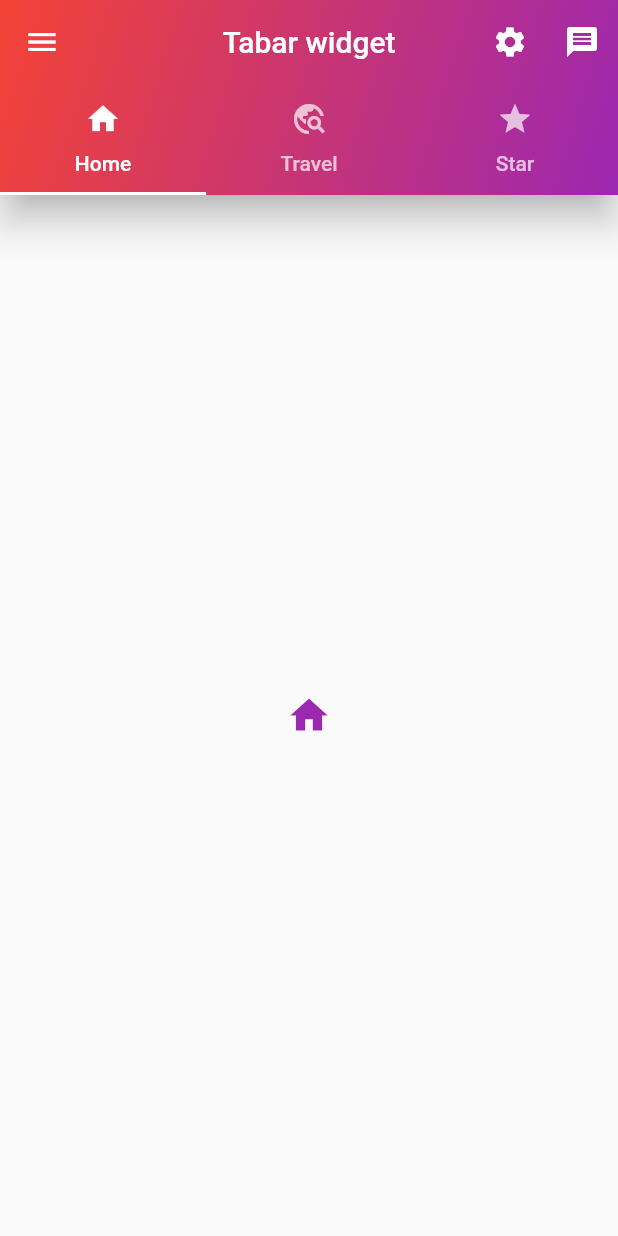
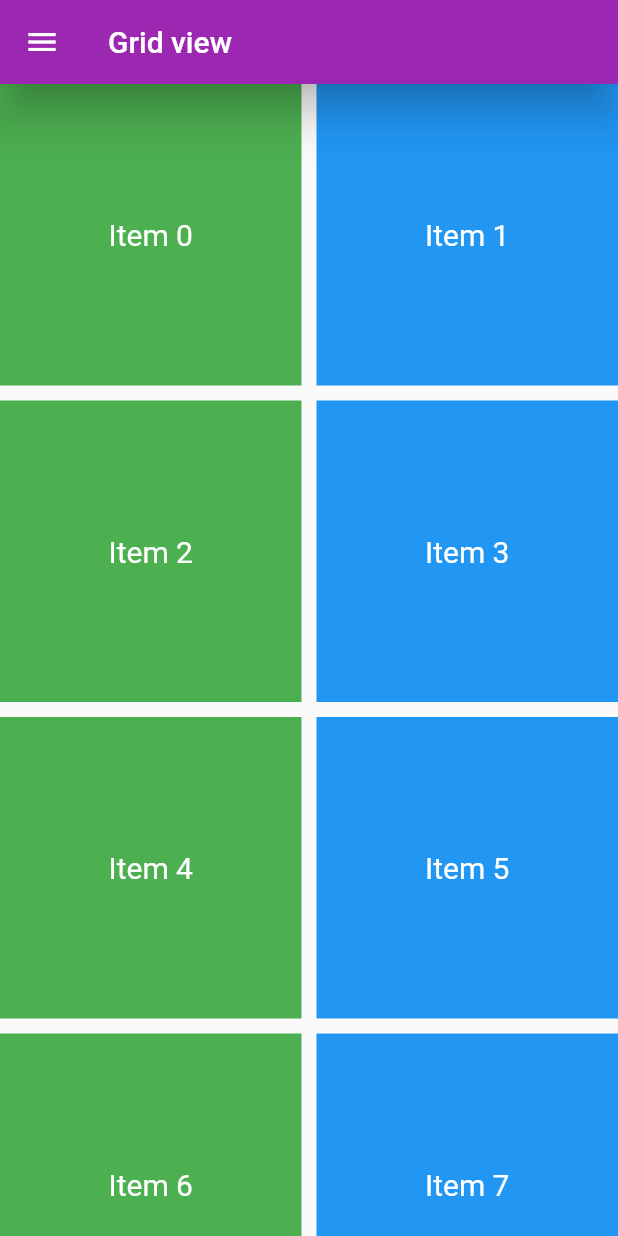
Before and after one commit to Nabwinsaud/tabbar-widget-in-flutter, a Flutter app: the screen it shows after launch, on a phone screen of 412 x 824 dp. Run offline on Flutter 3.47's test engine with Material 2 defaults, Android fonts, the phone set to English and light mode, and no system bars.

Commit message:
added grid view widget

```diff
--- a/lib/main.dart
+++ b/lib/main.dart
@@ -1,4 +1,6 @@
 import 'package:flutter/material.dart';
+import 'package:tabbar/screens/grid_view_widget.dart';
+import 'package:tabbar/screens/snackbar_widget.dart';
 // import 'package:tabbar/screens/home_page.dart';
 import 'package:tabbar/screens/tabar_widget.dart';
 // import 'package:tabbar/screens/transparent_app_bar.dart';
@@ -19,10 +21,13 @@ class MyApp extends StatelessWidget {
       theme: ThemeData(
         primarySwatch: Colors.blue,
       ),
+
       // home: const HomePage(),
-      home: const TabarWidget(),
+      // home: const TabarWidget(),
       // home: const TransParentAppBar()
       // home: const TabBarDemo(),
+      // home: const SnackBarWidget(),
+      home: const GridViewWidget(),
     );
   }
 }
--- /dev/null
+++ b/lib/screens/grid_view_widget.dart
@@ -0,0 +1,81 @@
+import 'package:flutter/material.dart';
+
+// class MyWidget extends StatelessWidget {
+//   const MyWidget({super.key});
+
+//   @override
+//   Widget build(BuildContext context) {
+//     return Container();
+//   }
+// }
+
+class GridViewWidget extends StatelessWidget {
+  const GridViewWidget({super.key});
+
+  @override
+  Widget build(BuildContext context) {
+    return Scaffold(
+      appBar: AppBar(
+        title: const Text('Grid view '),
+        elevation: 12,
+        backgroundColor: Colors.purple,
+        leading: IconButton(
+          onPressed: () {},
+          icon: const Icon(Icons.menu),
+        ),
+      ),
+      // body: GridView.count(
+      //   // crossAxisCount: 2,
+      //   crossAxisCount:
+      //       MediaQuery.of(context).orientation == Orientation.portrait ? 2 : 3,
+      //   mainAxisSpacing: 14,
+      //   crossAxisSpacing: 14,
+      //   children: List.generate(100, (index) {
+      //     // return Center(
+      //     //   child: Text('Item $index'),
+      //     // );
+      //     return Container(
+      //       height: 100,
+      //       width: 100,
+      //       color: Colors.blue,
+      //       child: Center(
+      //         child: Text(
+      //           'Item $index',
+      //           style: const TextStyle(fontSize: 20, color: Colors.white),
+      //         ),
+      //       ),
+      //       // decoration: BoxDecoration(),
+      //     );
+      //   }),
+      //   // 2 column
+      // ),
+
+      body: OrientationBuilder(
+        builder: (context, orientation) {
+          return GridView.count(
+            // crossAxisCount: 2,
+            crossAxisCount: orientation == Orientation.portrait ? 2 : 3,
+            mainAxisSpacing: 10,
+            crossAxisSpacing: 10,
+            children: List.generate(100, (index) {
+              // return const Text('');
+              return Container(
+                height: 100,
+                width: 100,
+                // color: Colors.green,
+
+                color: index % 2 == 0 ? Colors.green : Colors.blue,
+                child: Center(
+                  child: Text(
+                    'Item $index',
+                    style: const TextStyle(color: Colors.white, fontSize: 20),
+                  ),
+                ),
+              );
+            }),
+          );
+        },
+      ),
+    );
+  }
+}
```
Also changed, not shown: lib/screens/snackbar_widget.dart (added, +62 -0 lines).
